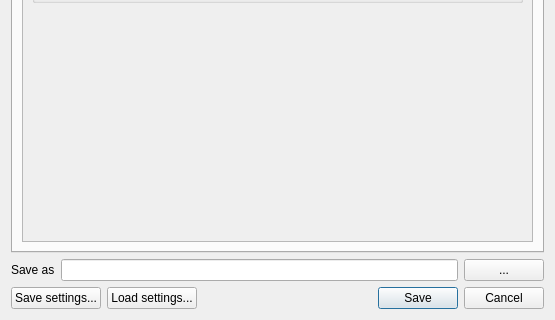
opengeogroep/AERIUS-QGIS-plugins, file ImaerPlugin/generate_calc_input_dlg.ui: the form before one commit; both pictures show x 0 to 555 and y 478 to 798 of the 555 by 798 pixel window.
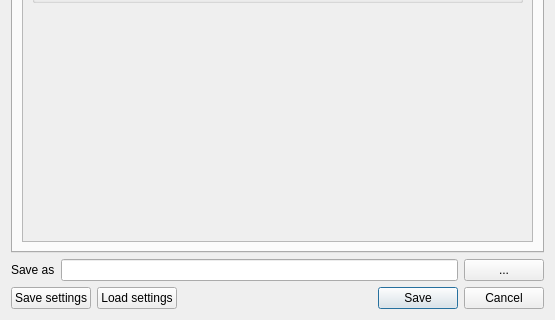
The form after the commit. The open tabs and pages were chosen to show the change. Custom widgets are drawn as their Qt base class.

Commit message: Remove ... from save and load settings buttons

```diff
--- a/ImaerPlugin/generate_calc_input_dlg.ui
+++ b/ImaerPlugin/generate_calc_input_dlg.ui
@@ -774,14 +774,14 @@
      <item>
       <widget class="QPushButton" name="btn_save_settings">
        <property name="text">
-        <string>Save settings...</string>
+        <string>Save settings</string>
        </property>
       </widget>
      </item>
      <item>
       <widget class="QPushButton" name="btn_load_settings">
        <property name="text">
-        <string>Load settings...</string>
+        <string>Load settings</string>
        </property>
       </widget>
      </item>
```
Left out of the diff: 6 changed lines with no effect on the pictures.
